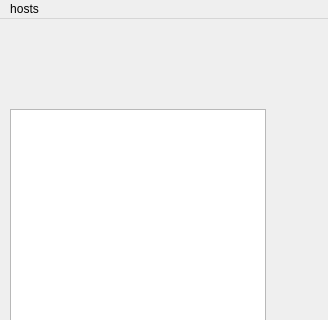
Qt form Master_Form.ui (Rahman-Hegazy/Abu-Trika) before a commit; both pictures show x 0 to 328 and y 0 to 320 of the 328 by 483 pixel window.
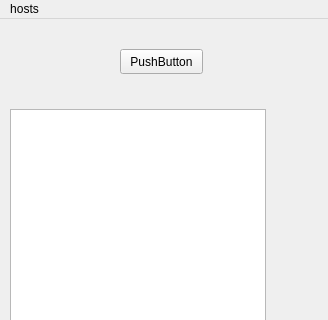
The same form after that commit.

Commit message: add button and close event

Patch:
```diff
--- a/Master_Form.ui
+++ b/Master_Form.ui
@@ -33,6 +33,19 @@
      </rect>
     </property>
    </widget>
+   <widget class="QPushButton" name="pushButton">
+    <property name="geometry">
+     <rect>
+      <x>120</x>
+      <y>30</y>
+      <width>83</width>
+      <height>25</height>
+     </rect>
+    </property>
+    <property name="text">
+     <string>PushButton</string>
+    </property>
+   </widget>
   </widget>
   <widget class="QMenuBar" name="menubar">
    <property name="geometry">
```
The commit also changes 1 other file.
